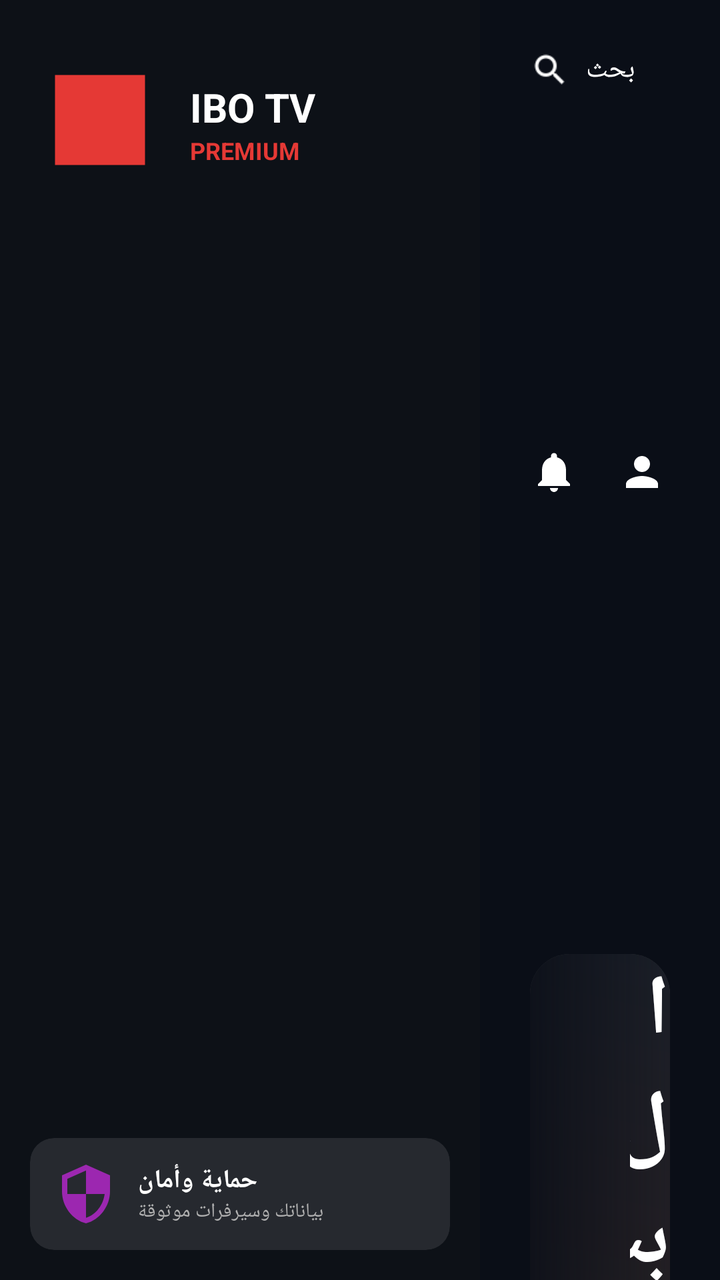
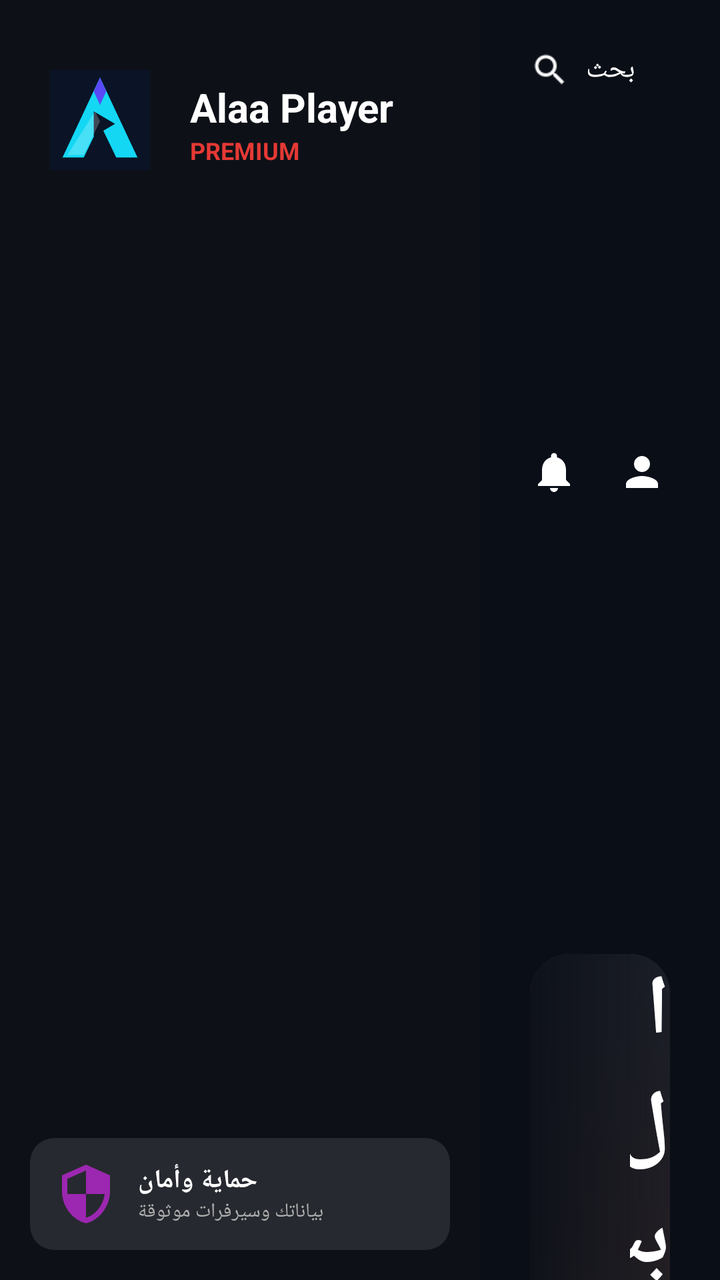

An Android layout rendered at two revisions. The XML below is the earlier revision; the diff shows what the commit changed to produce the second picture.
<!-- AndroidManifest.xml: application theme AppTheme -->
<!-- res/layout/activity_dashboard.xml -->
<?xml version="1.0" encoding="utf-8"?>
<androidx.constraintlayout.widget.ConstraintLayout xmlns:android="http://schemas.android.com/apk/res/android"
    xmlns:app="http://schemas.android.com/apk/res-auto"
    xmlns:tools="http://schemas.android.com/tools"
    android:layout_width="match_parent"
    android:layout_height="match_parent"
    android:background="@color/ibo_bg_dark">

    
    <androidx.constraintlayout.widget.ConstraintLayout
        android:id="@+id/sidebarContainer"
        android:layout_width="240dp"
        android:layout_height="match_parent"
        android:background="@color/ibo_sidebar_bg"
        app:layout_constraintStart_toStartOf="parent">

        <ImageView
            android:id="@+id/sidebarLogo"
            android:layout_width="60dp"
            android:layout_height="60dp"
            android:layout_marginTop="30dp"
            android:layout_marginStart="20dp"
            android:src="@drawable/ic_logo"
            app:layout_constraintStart_toStartOf="parent"
            app:layout_constraintTop_toTopOf="parent" />

        <TextView
            android:id="@+id/sidebarAppName"
            android:layout_width="wrap_content"
            android:layout_height="wrap_content"
            android:layout_marginStart="15dp"
            android:text="@string/ibo_tv"
            android:textColor="@color/white"
            android:textSize="20sp"
            android:textStyle="bold"
            app:layout_constraintBottom_toBottomOf="@id/sidebarLogo"
            app:layout_constraintStart_toEndOf="@id/sidebarLogo"
            app:layout_constraintTop_toTopOf="@id/sidebarLogo"
            app:layout_constraintVertical_bias="0.3" />

        <TextView
            android:layout_width="wrap_content"
            android:layout_height="wrap_content"
            android:text="@string/premium"
            android:textColor="@color/ibo_accent_red"
            android:textSize="12sp"
            android:textStyle="bold"
            app:layout_constraintStart_toStartOf="@id/sidebarAppName"
            app:layout_constraintTop_toBottomOf="@id/sidebarAppName" />

        <androidx.recyclerview.widget.RecyclerView
            android:id="@+id/sidebarRecyclerView"
            android:layout_width="match_parent"
            android:layout_height="0dp"
            android:layout_marginTop="30dp"
            android:paddingHorizontal="10dp"
            app:layout_constraintBottom_toTopOf="@+id/sidebarFooter"
            app:layout_constraintTop_toBottomOf="@id/sidebarLogo" />

        
        <androidx.cardview.widget.CardView
            android:id="@+id/sidebarFooter"
            android:layout_width="match_parent"
            android:layout_height="wrap_content"
            android:layout_margin="15dp"
            app:cardBackgroundColor="@color/glass_white_10"
            app:cardCornerRadius="12dp"
            app:cardElevation="0dp"
            app:layout_constraintBottom_toBottomOf="parent">

            <LinearLayout
                android:layout_width="match_parent"
                android:layout_height="wrap_content"
                android:orientation="horizontal"
                android:padding="12dp"
                android:gravity="center_vertical">

                <ImageView
                    android:layout_width="32dp"
                    android:layout_height="32dp"
                    android:src="@drawable/ic_security"
                    app:tint="@color/ibo_accent_purple" />

                <LinearLayout
                    android:layout_width="match_parent"
                    android:layout_height="wrap_content"
                    android:layout_marginStart="10dp"
                    android:orientation="vertical">

                    <TextView
                        android:id="@+id/securityTitle"
                        android:layout_width="wrap_content"
                        android:layout_height="wrap_content"
                        android:text="@string/security_title"
                        android:textColor="@color/white"
                        android:textSize="13sp"
                        android:textStyle="bold" />

                    <TextView
                        android:id="@+id/securityDesc"
                        android:layout_width="wrap_content"
                        android:layout_height="wrap_content"
                        android:text="@string/security_desc"
                        android:textColor="@color/text_gray_light"
                        android:textSize="10sp" />
                </LinearLayout>
            </LinearLayout>
        </androidx.cardview.widget.CardView>
    </androidx.constraintlayout.widget.ConstraintLayout>

    
    <androidx.core.widget.NestedScrollView
        android:layout_width="0dp"
        android:layout_height="match_parent"
        app:layout_constraintEnd_toEndOf="parent"
        app:layout_constraintStart_toEndOf="@id/sidebarContainer">

        <LinearLayout
            android:layout_width="match_parent"
            android:layout_height="wrap_content"
            android:orientation="vertical"
            android:padding="25dp">

            
            <RelativeLayout
                android:layout_width="match_parent"
                android:layout_height="wrap_content">

                <LinearLayout
                    android:layout_width="wrap_content"
                    android:layout_height="wrap_content"
                    android:layout_alignParentStart="true"
                    android:gravity="center_vertical"
                    android:orientation="horizontal">

                    <ImageView
                        android:layout_width="20dp"
                        android:layout_height="20dp"
                        android:src="@drawable/ic_search"
                        app:tint="@color/white" />

                    <TextView
                        android:layout_width="wrap_content"
                        android:layout_height="wrap_content"
                        android:layout_marginStart="8dp"
                        android:text="@string/search"
                        android:textColor="@color/white"
                        android:textSize="14sp" />
                </LinearLayout>

                <LinearLayout
                    android:layout_width="wrap_content"
                    android:layout_height="wrap_content"
                    android:layout_alignParentEnd="true"
                    android:gravity="center_vertical"
                    android:orientation="horizontal">

                    <ImageView
                        android:layout_width="24dp"
                        android:layout_height="24dp"
                        android:src="@drawable/ic_notification"
                        app:tint="@color/white" />

                    <ImageView
                        android:layout_width="24dp"
                        android:layout_height="24dp"
                        android:layout_marginStart="20dp"
                        android:src="@drawable/ic_profile"
                        app:tint="@color/white" />

                    <LinearLayout
                        android:layout_width="wrap_content"
                        android:layout_height="wrap_content"
                        android:layout_marginStart="25dp"
                        android:gravity="end"
                        android:orientation="vertical">

                        <TextView
                            android:id="@+id/timeText"
                            android:layout_width="wrap_content"
                            android:layout_height="wrap_content"
                            android:text="08:45 PM"
                            android:textColor="@color/white"
                            android:textSize="16sp"
                            android:textStyle="bold" />

                        <TextView
                            android:id="@+id/dateText"
                            android:layout_width="wrap_content"
                            android:layout_height="wrap_content"
                            android:text="السبت، 10 مايو 2025"
                            android:textColor="@color/text_gray_light"
                            android:textSize="11sp" />
                    </LinearLayout>
                </LinearLayout>
            </RelativeLayout>

            
            <androidx.cardview.widget.CardView
                android:layout_width="match_parent"
                android:layout_height="300dp"
                android:layout_marginTop="30dp"
                app:cardCornerRadius="20dp"
                app:cardElevation="0dp">

                <RelativeLayout
                    android:layout_width="match_parent"
                    android:layout_height="match_parent">

                    <ImageView
                        android:id="@+id/heroImage"
                        android:layout_width="match_parent"
                        android:layout_height="match_parent"
                        android:scaleType="centerCrop"
                        android:src="@drawable/bg_hero_sports" />

                    <View
                        android:layout_width="match_parent"
                        android:layout_height="match_parent"
                        android:background="@drawable/bg_hero_gradient" />

                    <LinearLayout
                        android:layout_width="wrap_content"
                        android:layout_height="wrap_content"
                        android:layout_centerVertical="true"
                        android:layout_marginStart="50dp"
                        android:orientation="vertical">

                        <TextView
                            android:id="@+id/heroTitle"
                            android:layout_width="wrap_content"
                            android:layout_height="wrap_content"
                            android:text="@string/hero_title"
                            android:textColor="@color/white"
                            android:textSize="42sp"
                            android:textStyle="bold" />

                        <TextView
                            android:id="@+id/heroSubtitle"
                            android:layout_width="wrap_content"
                            android:layout_height="wrap_content"
                            android:layout_marginTop="10dp"
                            android:text="@string/hero_desc"
                            android:textColor="@color/white"
                            android:textSize="16sp" />

                        <Button
                            android:id="@+id/heroWatchNow"
                            android:layout_width="wrap_content"
                            android:layout_height="wrap_content"
                            android:layout_marginTop="25dp"
                            android:background="@drawable/bg_button_red"
                            android:paddingHorizontal="30dp"
                            android:text="@string/watch_now"
                            android:textAllCaps="false"
                            android:textColor="@color/white"
                            android:textStyle="bold" />
                    </LinearLayout>
                </RelativeLayout>
            </androidx.cardview.widget.CardView>

            
            <RelativeLayout
                android:layout_width="match_parent"
                android:layout_height="wrap_content"
                android:layout_marginTop="35dp">

                <TextView
                    android:id="@+id/categoriesHeaderTitle"
                    android:layout_width="wrap_content"
                    android:layout_height="wrap_content"
                    android:text="@string/browse_categories"
                    android:textColor="@color/white"
                    android:textSize="18sp"
                    android:textStyle="bold" />

                <TextView
                    android:id="@+id/categoriesViewAll"
                    android:layout_width="wrap_content"
                    android:layout_height="wrap_content"
                    android:layout_alignParentEnd="true"
                    android:layout_centerVertical="true"
                    android:text="@string/view_all"
                    android:textColor="@color/ibo_accent_red"
                    android:textSize="14sp" />
            </RelativeLayout>

            <androidx.recyclerview.widget.RecyclerView
                android:id="@+id/categoriesRecyclerView"
                android:layout_width="match_parent"
                android:layout_height="wrap_content"
                android:layout_marginTop="15dp"
                android:clipToPadding="false" />

            
            <RelativeLayout
                android:layout_width="match_parent"
                android:layout_height="wrap_content"
                android:layout_marginTop="35dp">

                <TextView
                    android:id="@+id/continueWatchingHeaderTitle"
                    android:layout_width="wrap_content"
                    android:layout_height="wrap_content"
                    android:text="@string/continue_watching"
                    android:textColor="@color/white"
                    android:textSize="18sp"
                    android:textStyle="bold" />

                <TextView
                    android:id="@+id/continueWatchingViewAll"
                    android:layout_width="wrap_content"
                    android:layout_height="wrap_content"
                    android:layout_alignParentEnd="true"
                    android:layout_centerVertical="true"
                    android:text="@string/view_all"
                    android:textColor="@color/ibo_accent_red"
                    android:textSize="14sp" />
            </RelativeLayout>

            <androidx.recyclerview.widget.RecyclerView
                android:id="@+id/continueWatchingRecyclerView"
                android:layout_width="match_parent"
                android:layout_height="wrap_content"
                android:layout_marginTop="15dp"
                android:clipToPadding="false" />

            
            <GridLayout
                android:layout_width="match_parent"
                android:layout_height="wrap_content"
                android:layout_marginTop="40dp"
                android:columnCount="4"
                android:rowCount="1">

                
                <LinearLayout
                    android:layout_width="0dp"
                    android:layout_height="wrap_content"
                    android:layout_columnWeight="1"
                    android:background="@drawable/bg_info_card"
                    android:gravity="center_vertical"
                    android:orientation="horizontal"
                    android:padding="15dp"
                    android:layout_marginEnd="10dp">

                    <ImageView
                        android:layout_width="24dp"
                        android:layout_height="24dp"
                        android:src="@drawable/ic_security"
                        app:tint="@color/ibo_accent_purple" />

                    <LinearLayout
                        android:layout_width="match_parent"
                        android:layout_height="wrap_content"
                        android:layout_marginStart="10dp"
                        android:orientation="vertical">

                        <TextView
                            android:id="@+id/infoSecure"
                            android:layout_width="wrap_content"
                            android:layout_height="wrap_content"
                            android:text="@string/info_secure"
                            android:textColor="@color/white"
                            android:textSize="12sp"
                            android:textStyle="bold" />

                        <TextView
                            android:id="@+id/infoSecureDesc"
                            android:layout_width="wrap_content"
                            android:layout_height="wrap_content"
                            android:text="@string/info_secure_desc"
                            android:textColor="@color/text_gray_light"
                            android:textSize="9sp" />
                    </LinearLayout>
                </LinearLayout>

                
                <LinearLayout
                    android:layout_width="0dp"
                    android:layout_height="wrap_content"
                    android:layout_columnWeight="1"
                    android:background="@drawable/bg_info_card"
                    android:gravity="center_vertical"
                    android:orientation="horizontal"
                    android:padding="15dp"
                    android:layout_marginEnd="10dp">

                    <ImageView
                        android:layout_width="24dp"
                        android:layout_height="24dp"
                        android:src="@drawable/ic_server"
                        app:tint="@color/ibo_accent_purple" />

                    <LinearLayout
                        android:layout_width="match_parent"
                        android:layout_height="wrap_content"
                        android:layout_marginStart="10dp"
                        android:orientation="vertical">

                        <TextView
                            android:id="@+id/infoUptime"
                            android:layout_width="wrap_content"
                            android:layout_height="wrap_content"
                            android:text="@string/info_uptime"
                            android:textColor="@color/white"
                            android:textSize="12sp"
                            android:textStyle="bold" />

                        <TextView
                            android:id="@+id/infoUptimeDesc"
                            android:layout_width="wrap_content"
                            android:layout_height="wrap_content"
                            android:text="@string/info_uptime_desc"
                            android:textColor="@color/text_gray_light"
                            android:textSize="9sp" />
                    </LinearLayout>
                </LinearLayout>

                
                <LinearLayout
                    android:layout_width="0dp"
                    android:layout_height="wrap_content"
                    android:layout_columnWeight="1"
                    android:background="@drawable/bg_info_card"
                    android:gravity="center_vertical"
                    android:orientation="horizontal"
                    android:padding="15dp"
                    android:layout_marginEnd="10dp">

                    <ImageView
                        android:layout_width="24dp"
                        android:layout_height="24dp"
                        android:src="@drawable/ic_quality"
                        app:tint="@color/ibo_accent_purple" />

                    <LinearLayout
                        android:layout_width="match_parent"
                        android:layout_height="wrap_content"
                        android:layout_marginStart="10dp"
                        android:orientation="vertical">

                        <TextView
                            android:id="@+id/infoQuality"
                            android:layout_width="wrap_content"
                            android:layout_height="wrap_content"
                            android:text="@string/info_quality"
                            android:textColor="@color/white"
                            android:textSize="12sp"
                            android:textStyle="bold" />

                        <TextView
                            android:id="@+id/infoQualityDesc"
                            android:layout_width="wrap_content"
                            android:layout_height="wrap_content"
                            android:text="@string/info_quality_desc"
                            android:textColor="@color/text_gray_light"
                            android:textSize="9sp" />
                    </LinearLayout>
                </LinearLayout>

                
                <LinearLayout
                    android:layout_width="0dp"
                    android:layout_height="wrap_content"
                    android:layout_columnWeight="1"
                    android:background="@drawable/bg_info_card"
                    android:gravity="center_vertical"
                    android:orientation="horizontal"
                    android:padding="15dp">

                    <ImageView
                        android:layout_width="24dp"
                        android:layout_height="24dp"
                        android:src="@drawable/ic_support"
                        app:tint="@color/ibo_accent_purple" />

                    <LinearLayout
                        android:layout_width="match_parent"
                        android:layout_height="wrap_content"
                        android:layout_marginStart="10dp"
                        android:orientation="vertical">

                        <TextView
                            android:id="@+id/infoSupport"
                            android:layout_width="wrap_content"
                            android:layout_height="wrap_content"
                            android:text="@string/info_support"
                            android:textColor="@color/white"
                            android:textSize="12sp"
                            android:textStyle="bold" />

                        <TextView
                            android:id="@+id/infoSupportDesc"
                            android:layout_width="wrap_content"
                            android:layout_height="wrap_content"
                            android:text="@string/info_support_desc"
                            android:textColor="@color/text_gray_light"
                            android:textSize="9sp" />
                    </LinearLayout>
                </LinearLayout>
            </GridLayout>
        </LinearLayout>
    </androidx.core.widget.NestedScrollView>

</androidx.constraintlayout.widget.ConstraintLayout>
<!-- resources referenced by this layout -->
<resources>
  <color name="glass_white_10">#1AFFFFFF</color>
  <color name="ibo_accent_purple">#9C27B0</color>
  <color name="ibo_accent_red">#E53935</color>
  <color name="ibo_bg_dark">#0A0E17</color>
  <color name="ibo_sidebar_bg">#0D1117</color>
  <color name="text_gray_light">#B0B0B0</color>
  <color name="white">#FFFFFF</color>
  <!-- drawable bg_button_red (drawable) -->
  <?xml version="1.0" encoding="utf-8"?>
  <shape xmlns:android="http://schemas.android.com/apk/res/android">
      <solid android:color="#E53935" />
      <corners android:radius="8dp" />
  </shape>
  <!-- drawable bg_hero_gradient (drawable) -->
  <?xml version="1.0" encoding="utf-8"?>
  <shape xmlns:android="http://schemas.android.com/apk/res/android"
      android:shape="rectangle">
      <gradient
          android:angle="0"
          android:endColor="#00000000"
          android:startColor="#CC0A0E17"
          android:type="linear" />
  </shape>
  <!-- drawable bg_hero_sports (drawable) -->
  <?xml version="1.0" encoding="utf-8"?>
  <shape xmlns:android="http://schemas.android.com/apk/res/android"
      android:shape="rectangle">
      <gradient
          android:angle="45"
          android:endColor="#1A1E27"
          android:startColor="#2A1F1F"
          android:type="linear" />
  </shape>
  <!-- drawable bg_info_card (drawable) -->
  <?xml version="1.0" encoding="utf-8"?>
  <shape xmlns:android="http://schemas.android.com/apk/res/android">
      <solid android:color="#1AFFFFFF" />
      <corners android:radius="12dp" />
  </shape>
  <!-- drawable ic_logo (drawable) -->
  <?xml version="1.0" encoding="utf-8"?>
  <vector xmlns:android="http://schemas.android.com/apk/res/android"
      android:width="96dp"
      android:height="96dp"
      android:viewportWidth="24"
      android:viewportHeight="24">
  
      <path
          android:fillColor="#E53935"
          android:pathData="M3,3h18v18H3z"/>
  </vector>
  <!-- drawable ic_server (drawable) -->
  <?xml version="1.0" encoding="utf-8"?>
  <vector xmlns:android="http://schemas.android.com/apk/res/android"
      android:width="24dp" android:height="24dp"
      android:viewportWidth="24" android:viewportHeight="24">
      <path android:fillColor="#808080"
          android:pathData="M4,3h16v2H4V3zM4,19h16v2H4v-2zM4,11h16v2H4v-2zM8,7h8v2H8V7zM8,15h8v2H8v-2z"/>
  </vector>
  <string name="browse_categories">تصفح الفئات</string>
  <string name="continue_watching">متابعة المشاهدة</string>
  <string name="hero_desc">أكثر من 5000 قناة مباشرة بجودة عالية</string>
  <string name="hero_title">البث المباشر</string>
  <string name="ibo_tv">IBO TV</string>
  <string name="info_quality">جودة عالية</string>
  <string name="info_quality_desc">HD / FHD / 4K</string>
  <string name="info_secure">حماية وأمان</string>
  <string name="info_secure_desc">بياناتك محمية بالكامل</string>
  <string name="info_support">دعم فني 24/7</string>
  <string name="info_support_desc">نحن هنا دائماً لمساعدتك</string>
  <string name="info_uptime">وقت التشغيل وقت 99.9%</string>
  <string name="info_uptime_desc">سيرفرات قوية ومستقرة</string>
  <string name="premium">PREMIUM</string>
  <string name="search">بحث</string>
  <string name="security_desc">بياناتك وسيرفرات موثوقة</string>
  <string name="security_title">حماية وأمان</string>
  <string name="view_all">عرض الكل</string>
  <string name="watch_now">شاهد الآن</string>
  <color name="primary_blue">#2196F3</color>
  <color name="dark_background">#0D1117</color>
  <color name="accent_blue">#64B5F6</color>
  <color name="text_primary">#FFFFFF</color>
  <color name="text_secondary">#B0B0B0</color>
  <!-- unchanged entries left out for length: 7 -->
</resources>

<!-- the commit's change to res/layout/activity_dashboard.xml (unified diff, before → after) -->
@@ -4,14 +4,14 @@
     xmlns:tools="http://schemas.android.com/tools"
     android:layout_width="match_parent"
     android:layout_height="match_parent"
-    android:background="@color/ibo_bg_dark">
+    android:background="@color/alaa_bg_dark">
 
     
     <androidx.constraintlayout.widget.ConstraintLayout
         android:id="@+id/sidebarContainer"
         android:layout_width="240dp"
         android:layout_height="match_parent"
-        android:background="@color/ibo_sidebar_bg"
+        android:background="@color/alaa_sidebar_bg"
         app:layout_constraintStart_toStartOf="parent">
 
         <ImageView
@@ -29,7 +29,7 @@
             android:layout_width="wrap_content"
             android:layout_height="wrap_content"
             android:layout_marginStart="15dp"
-            android:text="@string/ibo_tv"
+            android:text="@string/alaa_player"
             android:textColor="@color/white"
             android:textSize="20sp"
             android:textStyle="bold"
@@ -42,7 +42,7 @@
             android:layout_width="wrap_content"
             android:layout_height="wrap_content"
             android:text="@string/premium"
-            android:textColor="@color/ibo_accent_red"
+            android:textColor="@color/alaa_accent_red"
             android:textSize="12sp"
             android:textStyle="bold"
             app:layout_constraintStart_toStartOf="@id/sidebarAppName"
@@ -79,7 +79,7 @@
                     android:layout_width="32dp"
                     android:layout_height="32dp"
                     android:src="@drawable/ic_security"
-                    app:tint="@color/ibo_accent_purple" />
+                    app:tint="@color/alaa_accent_purple" />
 
                 <LinearLayout
                     android:layout_width="match_parent"
@@ -281,7 +281,7 @@
                     android:layout_alignParentEnd="true"
                     android:layout_centerVertical="true"
                     android:text="@string/view_all"
-                    android:textColor="@color/ibo_accent_red"
+                    android:textColor="@color/alaa_accent_red"
                     android:textSize="14sp" />
             </RelativeLayout>
 
@@ -314,7 +314,7 @@
                     android:layout_alignParentEnd="true"
                     android:layout_centerVertical="true"
                     android:text="@string/view_all"
-                    android:textColor="@color/ibo_accent_red"
+                    android:textColor="@color/alaa_accent_red"
                     android:textSize="14sp" />
             </RelativeLayout>
 
@@ -348,7 +348,7 @@
                         android:layout_width="24dp"
                         android:layout_height="24dp"
                         android:src="@drawable/ic_security"
-                        app:tint="@color/ibo_accent_purple" />
+                        app:tint="@color/alaa_accent_purple" />
 
                     <LinearLayout
                         android:layout_width="match_parent"
@@ -390,7 +390,7 @@
                         android:layout_width="24dp"
                         android:layout_height="24dp"
                         android:src="@drawable/ic_server"
-                        app:tint="@color/ibo_accent_purple" />
+                        app:tint="@color/alaa_accent_purple" />
 
                     <LinearLayout
                         android:layout_width="match_parent"
@@ -432,7 +432,7 @@
                         android:layout_width="24dp"
                         android:layout_height="24dp"
                         android:src="@drawable/ic_quality"
-                        app:tint="@color/ibo_accent_purple" />
+                        app:tint="@color/alaa_accent_purple" />
 
                     <LinearLayout
                         android:layout_width="match_parent"
@@ -473,7 +473,7 @@
                         android:layout_width="24dp"
                         android:layout_height="24dp"
                         android:src="@drawable/ic_support"
-                        app:tint="@color/ibo_accent_purple" />
+                        app:tint="@color/alaa_accent_purple" />
 
                     <LinearLayout
                         android:layout_width="match_parent"
<!-- resource entries referenced after the edit -->
@@ -1,10 +1,10 @@
 <!-- resources referenced by this layout -->
 <resources>
+  <color name="alaa_accent_purple">#9C27B0</color>
+  <color name="alaa_accent_red">#E53935</color>
+  <color name="alaa_bg_dark">#0A0E17</color>
+  <color name="alaa_sidebar_bg">#0D1117</color>
   <color name="glass_white_10">#1AFFFFFF</color>
-  <color name="ibo_accent_purple">#9C27B0</color>
-  <color name="ibo_accent_red">#E53935</color>
-  <color name="ibo_bg_dark">#0A0E17</color>
-  <color name="ibo_sidebar_bg">#0D1117</color>
   <color name="text_gray_light">#B0B0B0</color>
   <color name="white">#FFFFFF</color>
   <!-- drawable bg_button_red (drawable) -->
@@ -44,12 +44,24 @@
   <vector xmlns:android="http://schemas.android.com/apk/res/android"
       android:width="96dp"
       android:height="96dp"
-      android:viewportWidth="24"
-      android:viewportHeight="24">
-  
+      android:viewportWidth="96"
+      android:viewportHeight="96">
       <path
-          android:fillColor="#E53935"
-          android:pathData="M3,3h18v18H3z"/>
+          android:fillColor="#0A1426"
+          android:pathData="M8,8H88V88H8z" />
+      <path
+          android:fillColor="#13D7F3"
+          android:pathData="M48,14L18,78H35L48,51L61,78H78z" />
+      <path
+          android:fillColor="#5A49F6"
+          android:pathData="M48,14L53,25L48,36L43,25z" />
+      <path
+          android:fillColor="#0A1426"
+          android:pathData="M43,41L43,61L60,51z" />
+      <path
+          android:fillColor="#FFFFFF"
+          android:fillAlpha="0.22"
+          android:pathData="M22,76L35,76L48,49L44,41z" />
   </vector>
   <!-- drawable ic_server (drawable) -->
   <?xml version="1.0" encoding="utf-8"?>
@@ -59,11 +71,11 @@
       <path android:fillColor="#808080"
           android:pathData="M4,3h16v2H4V3zM4,19h16v2H4v-2zM4,11h16v2H4v-2zM8,7h8v2H8V7zM8,15h8v2H8v-2z"/>
   </vector>
+  <string name="alaa_player">Alaa Player</string>
   <string name="browse_categories">تصفح الفئات</string>
   <string name="continue_watching">متابعة المشاهدة</string>
   <string name="hero_desc">أكثر من 5000 قناة مباشرة بجودة عالية</string>
   <string name="hero_title">البث المباشر</string>
-  <string name="ibo_tv">IBO TV</string>
   <string name="info_quality">جودة عالية</string>
   <string name="info_quality_desc">HD / FHD / 4K</string>
   <string name="info_secure">حماية وأمان</string>
